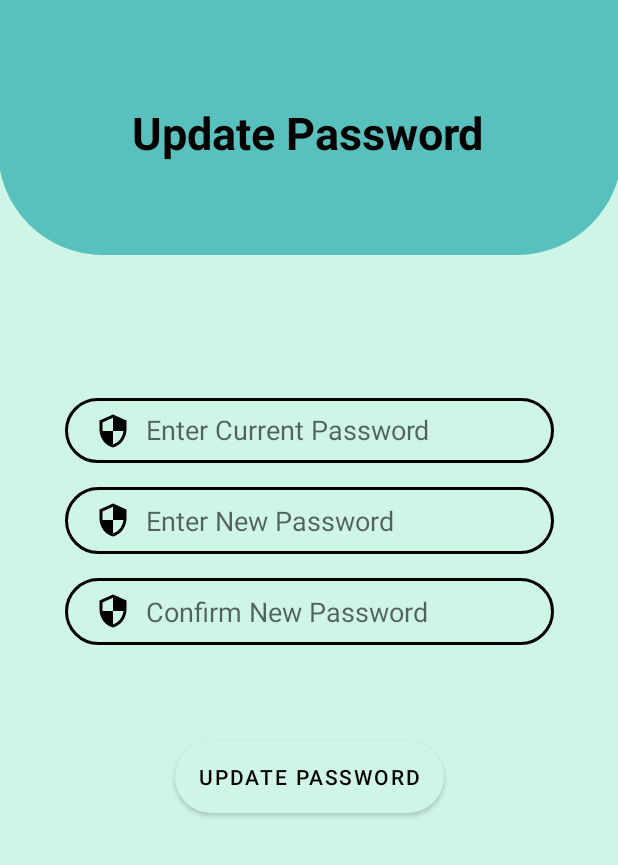
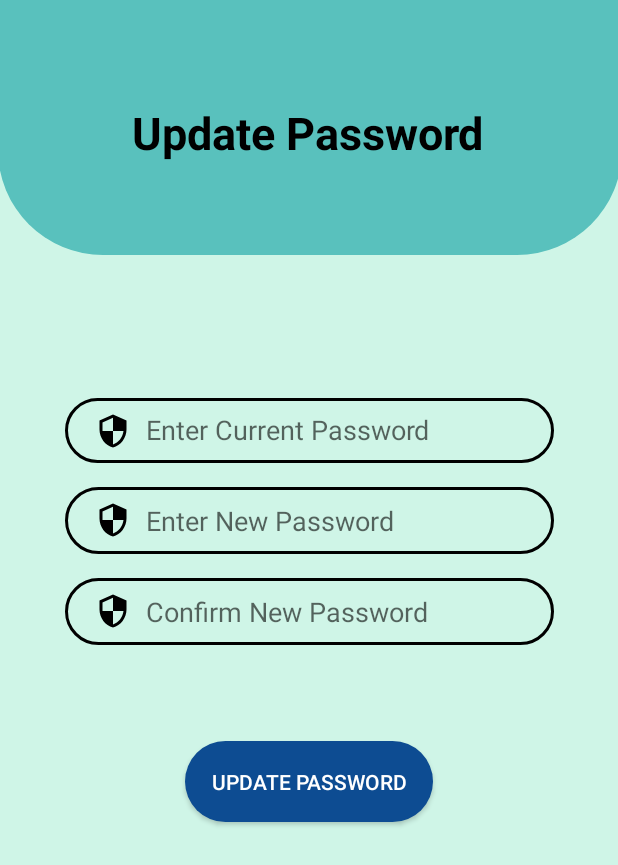
Before and after one commit to it21303302b/MADD_project_SmartSpend, an Android app: the UpdatePasswordActivity screen opened directly, with no data from a screen before it, on a phone screen of 412 x 824 dp. Shown: the top 865 px of the screen. Run offline under Robolectric (Android 15) with nearby library versions, the phone set to English and light mode, and no system bars; our stand-ins replace Firebase (no records; nobody signed in at launch, a user with empty details on screens opened directly).

Commit message:
Minor Changes

```diff
--- a/app/src/main/res/layout/activity_update_password.xml
+++ b/app/src/main/res/layout/activity_update_password.xml
@@ -93,14 +93,14 @@
         app:layout_constraintStart_toStartOf="@+id/ET_newPassword"
         app:layout_constraintTop_toBottomOf="@+id/ET_newPassword" />
 
-    <Button
+    <android.widget.Button
         android:id="@+id/btn_update_password"
-        android:layout_width="wrap_content"
-        android:layout_height="wrap_content"
+        android:layout_width="165dp"
+        android:layout_height="54dp"
         android:layout_marginTop="64dp"
         android:background="@drawable/btn_bg"
         android:text="@string/update_password"
-        android:textColor="@color/black"
+        android:textColor="@color/white"
         app:layout_constraintEnd_toEndOf="parent"
         app:layout_constraintStart_toStartOf="parent"
         app:layout_constraintTop_toBottomOf="@+id/ET_confirmNewPassword" />
```
Also changed, not shown: app/src/main/java/com/example/smartspend/ProfileActivity.kt (+8 -1 lines).
